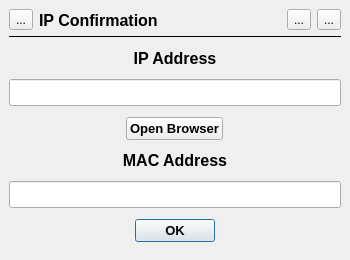
First picture: the form in src/ui/Confirmation.ui, repository bitcap-co/bitcap-ipr, before the edit.
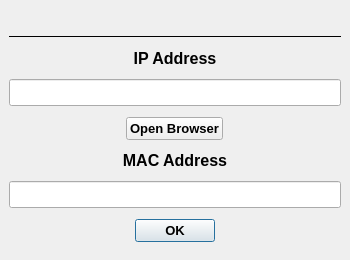
Second picture: the form after the edit.

What changed in the file:
```diff
--- a/src/ui/Confirmation.ui
+++ b/src/ui/Confirmation.ui
@@ -25,7 +25,7 @@
      <x>0</x>
      <y>0</y>
      <width>350</width>
-     <height>40</height>
+     <height>30</height>
     </rect>
    </property>
    <layout class="QVBoxLayout" name="verticalLayout">
@@ -41,67 +41,6 @@
     <property name="bottomMargin">
      <number>0</number>
     </property>
-    <item>
-     <widget class="QWidget" name="widget" native="true">
-      <property name="sizePolicy">
-       <sizepolicy hsizetype="Preferred" vsizetype="Preferred">
-        <horstretch>0</horstretch>
-        <verstretch>0</verstretch>
-       </sizepolicy>
-      </property>
-      <property name="minimumSize">
-       <size>
-        <width>0</width>
-        <height>0</height>
-       </size>
-      </property>
-      <layout class="QHBoxLayout" name="horizontalLayout">
-       <item>
-        <widget class="QToolButton" name="titleIcon">
-         <property name="text">
-          <string>...</string>
-         </property>
-        </widget>
-       </item>
-       <item>
-        <widget class="QLabel" name="title">
-         <property name="font">
-          <font>
-           <pointsize>12</pointsize>
-           <bold>true</bold>
-          </font>
-         </property>
-         <property name="text">
-          <string>IP Confirmation</string>
-         </property>
-         <property name="StyleClass" stdset="0">
-          <string>setText</string>
-         </property>
-        </widget>
-       </item>
-       <item>
-        <widget class="QToolButton" name="minButton">
-         <property name="focusPolicy">
-          <enum>Qt::NoFocus</enum>
-         </property>
-         <property name="text">
-          <string>...</string>
-         </property>
-        </widget>
-       </item>
-       <item>
-        <widget class="QToolButton" name="closeButton">
-         <property name="focusPolicy">
-          <enum>Qt::NoFocus</enum>
-         </property>
-         <property name="text">
-          <string>...</string>
-         </property>
-        </widget>
-       </item>
-      </layout>
-     </widget>
-    </item>
    </layout>
   </widget>
   <widget class="QWidget" name="widget_2" native="true">
```
Left out of the diff: 2 changed lines with no effect on the pictures.
